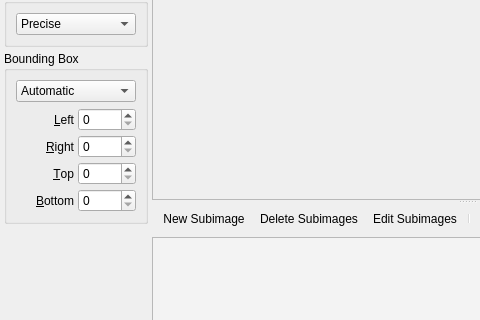
Qt form Editors/SpriteEditor.ui (enigma-dev/RadialGM) before a commit; both pictures show x 0 to 480 and y 167 to 487 of the 785 by 618 pixel window.
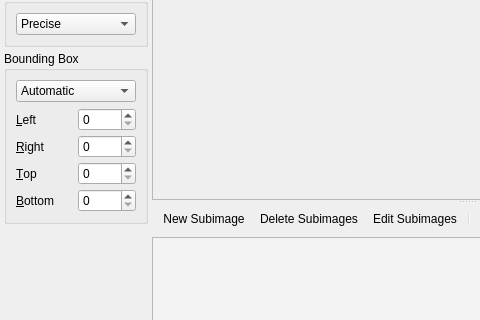
The same form after that commit. Icons and pictures are not drawn. Custom widgets are drawn as their Qt base class.

Commit message: remove left alignment of bbox labels

Patch:
```diff
--- a/Editors/SpriteEditor.ui
+++ b/Editors/SpriteEditor.ui
@@ -273,9 +273,6 @@
               <property name="text">
                <string>&amp;Bottom</string>
               </property>
-              <property name="alignment">
-               <set>Qt::AlignRight|Qt::AlignTrailing|Qt::AlignVCenter</set>
-              </property>
               <property name="buddy">
                <cstring>bottomSpinBox</cstring>
               </property>
@@ -286,9 +283,6 @@
               <property name="text">
                <string>&amp;Left</string>
               </property>
-              <property name="alignment">
-               <set>Qt::AlignRight|Qt::AlignTrailing|Qt::AlignVCenter</set>
-              </property>
               <property name="buddy">
                <cstring>leftSpinBox</cstring>
               </property>
@@ -299,9 +293,6 @@
               <property name="text">
                <string>&amp;Top</string>
               </property>
-              <property name="alignment">
-               <set>Qt::AlignRight|Qt::AlignTrailing|Qt::AlignVCenter</set>
-              </property>
               <property name="buddy">
                <cstring>topSpinBox</cstring>
               </property>
@@ -318,9 +309,6 @@
               <property name="text">
                <string>&amp;Right</string>
               </property>
-              <property name="alignment">
-               <set>Qt::AlignRight|Qt::AlignTrailing|Qt::AlignVCenter</set>
-              </property>
               <property name="buddy">
                <cstring>rightSpinBox</cstring>
               </property>
```
Left out of the diff: 6 changed lines with no effect on the pictures.
